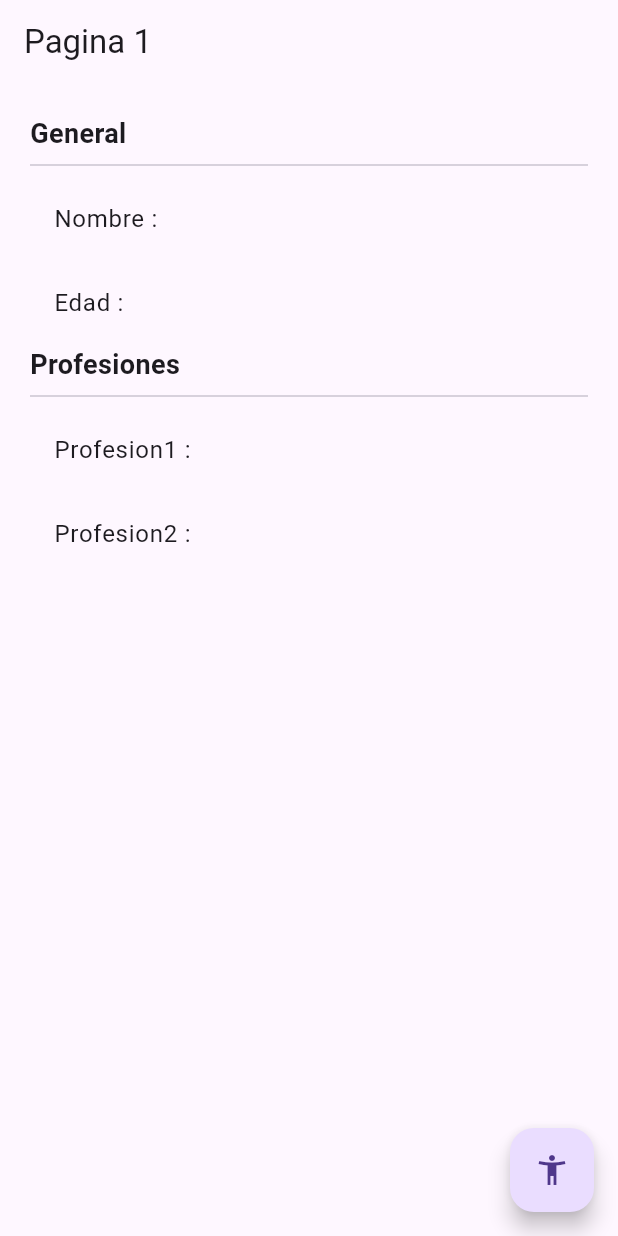
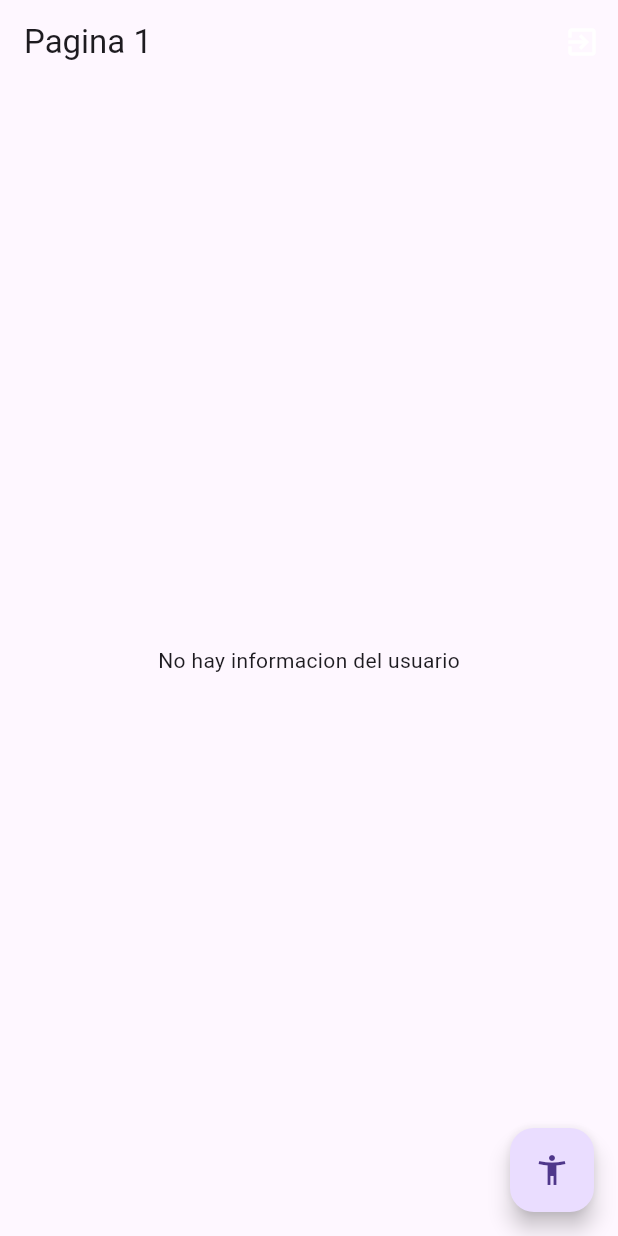
Before and after one commit to sorukenss/EstadosSingelton, a Flutter app: the screen it shows after launch, on a phone screen of 412 x 824 dp. Run offline on Flutter 3.47's test engine with Material 3 defaults, Android fonts, the phone set to English and light mode, and no system bars; our stand-ins replace flutter_bloc.

Commit message:
cubitstadois

```diff
--- /dev/null
+++ b/lib/bloc/usuario/usuario_cubit.dart
@@ -0,0 +1,37 @@
+import 'package:estados/models/usuario.dart';
+import 'package:meta/meta.dart';
+import 'package:flutter_bloc/flutter_bloc.dart';
+
+part 'usuarios_state.dart';
+
+class UsuarioCubit extends Cubit<UsuarioState> {
+  UsuarioCubit() : super(UsuarioInicial());
+
+  void seleccionarUsuario(Usuario user) {
+    emit(UsuarioActivo(user));
+  }
+
+  void cambiarEdad(int edad) {
+    final currenState = state;
+    if (currenState is UsuarioActivo) {
+      final newUser = currenState.usuario.copywith(edad: edad);
+      emit(UsuarioActivo(newUser));
+    }
+  }
+
+  void agregarProfesion() {
+    final currenState = state;
+    if (currenState is UsuarioActivo) {
+      final newProfesiones = [
+        ...currenState.usuario.profesiones,
+        'Profesion${currenState.usuario.profesiones.length + 1}'
+      ];
+      final newUser = currenState.usuario.copywith(profesiones: newProfesiones);
+      emit(UsuarioActivo(newUser));
+    }
+  }
+
+  void borrarUsuario() {
+    emit(UsuarioInicial());
+  }
+}
--- /dev/null
+++ b/lib/bloc/usuario/usuarios_state.dart
@@ -0,0 +1,15 @@
+part of 'usuario_cubit.dart';
+
+@immutable
+abstract class UsuarioState {}
+
+class UsuarioInicial extends UsuarioState {
+  final existeUsuario = false;
+}
+
+class UsuarioActivo extends UsuarioState {
+  final existeUsuario = true;
+  final Usuario usuario;
+
+  UsuarioActivo(this.usuario);
+}
--- a/lib/main.dart
+++ b/lib/main.dart
@@ -1,6 +1,8 @@
+import 'package:estados/bloc/usuario/usuario_cubit.dart';
 import 'package:estados/pages/pagina1_page.dart';
 import 'package:estados/pages/pagina2_page.dart';
 import 'package:flutter/material.dart';
+import 'package:flutter_bloc/flutter_bloc.dart';
 
 void main() => runApp(const MyApp());
 
@@ -9,7 +11,13 @@ class MyApp extends StatelessWidget {
 
   @override
   Widget build(BuildContext context) {
-    return MaterialApp(
+    return MultiBlocProvider(
+      providers: [
+        BlocProvider(
+          create: (_) => new UsuarioCubit(),
+        )
+      ],
+      child: MaterialApp(
         debugShowCheckedModeBanner: false,
         title: 'Material App',
         initialRoute: 'pagina1',
@@ -17,6 +25,7 @@ class MyApp extends StatelessWidget {
           'pagina1': (_) => Pagina1Page(),
           'pagina2': (_) => Pagina2Page(),
         },
+      ),
     );
   }
 }
--- a/lib/models/usuario.dart
+++ b/lib/models/usuario.dart
@@ -1,7 +1,15 @@
 class Usuario {
-  String? nombre;
-  int? edad;
-  List<String>? profesiones;
+  final String nombre;
+  final int edad;
+  final List<String> profesiones;
 
-  Usuario({this.nombre, this.edad, this.profesiones});
+  Usuario(
+      {required this.nombre, required this.edad, required this.profesiones});
+
+  Usuario copywith({String? nombre, int? edad, List<String>? profesiones}) =>
+      Usuario(
+        nombre: nombre ?? this.nombre,
+        edad: edad ?? this.edad,
+        profesiones: profesiones ?? this.profesiones,
+      );
 }
--- a/lib/pages/pagina1_page.dart
+++ b/lib/pages/pagina1_page.dart
@@ -1,13 +1,26 @@
+import 'package:estados/bloc/usuario/usuario_cubit.dart';
+import 'package:estados/models/usuario.dart';
 import 'package:flutter/material.dart';
+import 'package:flutter_bloc/flutter_bloc.dart';
 
 class Pagina1Page extends StatelessWidget {
   @override
   Widget build(BuildContext context) {
+    final bloc = BlocProvider.of<UsuarioCubit>(context, listen: false);
     return Scaffold(
       appBar: AppBar(
         title: Text('Pagina 1'),
+        actions: [
+          IconButton(
+            color: Colors.white,
+            onPressed: () {
+              bloc.borrarUsuario();
+            },
+            icon: Icon(Icons.exit_to_app),
+          )
+        ],
       ),
-      body: Informacion_usuario(),
+      body: BodyScaffold(),
       floatingActionButton: FloatingActionButton(
         onPressed: () => Navigator.pushNamed(context, 'pagina2'),
         child: const Icon(Icons.accessibility_new),
@@ -16,9 +29,53 @@ class Pagina1Page extends StatelessWidget {
   }
 }
 
+class BodyScaffold extends StatelessWidget {
+  const BodyScaffold({
+    super.key,
+  });
+
+  @override
+  Widget build(BuildContext context) {
+    return BlocBuilder<UsuarioCubit, UsuarioState>(
+      builder: (_, state) {
+        switch (state.runtimeType) {
+          case UsuarioInicial:
+            return Center(
+              child: Text('No hay informacion del usuario'),
+            );
+
+          case UsuarioActivo:
+            return Informacion_usuario(
+                usuario: (state as UsuarioActivo).usuario);
+
+          default:
+            return Center(
+              child: Text('estado no reconocido'),
+            );
+        }
+        // if (state is UsuarioInicial) {
+        //   return Center(
+        //     child: Text('no hay usuario inicial'),
+        //   );
+        // } else if (state is UsuarioActivo) {
+        //   return Informacion_usuario(
+        //     usuario: state.usuario,
+        //   );
+        // } else {
+        //   return Center(
+        //     child: Text('estado no reconocido'),
+        //   );
+        // }
+      },
+    );
+  }
+}
+
 class Informacion_usuario extends StatelessWidget {
+  final Usuario usuario;
   const Informacion_usuario({
     super.key,
+    required this.usuario,
   });
 
   @override
@@ -27,30 +84,28 @@ class Informacion_usuario extends StatelessWidget {
       height: double.infinity,
       width: double.infinity,
       padding: const EdgeInsets.all(20.0),
-      child:
-          const Column(crossAxisAlignment: CrossAxisAlignment.start, children: [
+      child: Column(crossAxisAlignment: CrossAxisAlignment.start, children: [
         Text(
           'General',
           style: TextStyle(fontSize: 18, fontWeight: FontWeight.bold),
         ),
-        Divider(),
+        const Divider(),
         ListTile(
-          title: Text('Nombre : '),
+          title: Text('Nombre : ${usuario.nombre}'),
         ),
         ListTile(
-          title: Text('Edad : '),
+          title: Text('Edad : ${usuario.edad}'),
         ),
-        Text(
+        const Text(
           'Profesiones',
           style: TextStyle(fontSize: 18, fontWeight: FontWeight.bold),
         ),
-        Divider(),
-        ListTile(
-          title: Text('Profesion1 : '),
-        ),
-        ListTile(
-          title: Text('Profesion2 : '),
-        ),
+        const Divider(),
+        ...usuario.profesiones!
+            .map((profesiones) => ListTile(
+                  title: Text(profesiones),
+                ))
+            .toList()
       ]),
     );
   }
--- a/pubspec.yaml
+++ b/pubspec.yaml
@@ -35,6 +35,7 @@ dependencies:
   # The following adds the Cupertino Icons font to your application.
   # Use with the CupertinoIcons class for iOS style icons.
   cupertino_icons: ^1.0.2
+  flutter_bloc: ^8.1.6
 
 dev_dependencies:
   flutter_test:
```
Also changed, not shown: lib/pages/pagina2_page.dart (+17 -3 lines), pubspec.lock. Lines whose indentation alone changed are shown as unchanged.
